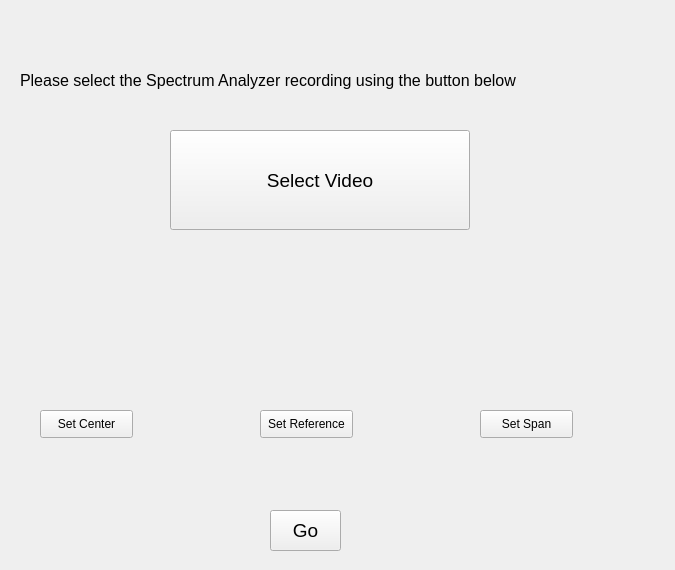
Before: the Qt Designer form pyqt.ui in AnthonyDeSantiago/Spectrum_Analyzer_Tool, drawn with Qt 5.
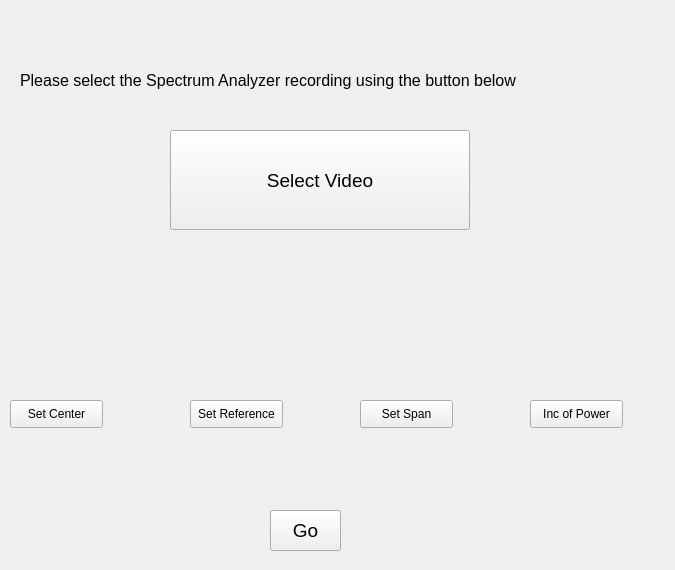
After: the same form once the commit is applied.

Commit message: added increments of power

The edit to the form file:
```diff
--- a/pyqt.ui
+++ b/pyqt.ui
@@ -70,8 +70,8 @@
   <widget class="QPushButton" name="pushButton_2">
    <property name="geometry">
     <rect>
-     <x>40</x>
-     <y>410</y>
+     <x>10</x>
+     <y>400</y>
      <width>93</width>
      <height>28</height>
     </rect>
@@ -83,8 +83,8 @@
   <widget class="QPushButton" name="pushButton_3">
    <property name="geometry">
     <rect>
-     <x>260</x>
-     <y>410</y>
+     <x>190</x>
+     <y>400</y>
      <width>93</width>
      <height>28</height>
     </rect>
@@ -96,8 +96,8 @@
   <widget class="QPushButton" name="pushButton_4">
    <property name="geometry">
     <rect>
-     <x>480</x>
-     <y>410</y>
+     <x>360</x>
+     <y>400</y>
      <width>93</width>
      <height>28</height>
     </rect>
@@ -109,9 +109,9 @@
   <widget class="QLabel" name="label_6">
    <property name="geometry">
     <rect>
-     <x>40</x>
-     <y>450</y>
-     <width>181</width>
+     <x>10</x>
+     <y>440</y>
+     <width>151</width>
      <height>16</height>
     </rect>
    </property>
@@ -122,9 +122,9 @@
   <widget class="QLabel" name="label_7">
    <property name="geometry">
     <rect>
-     <x>260</x>
-     <y>450</y>
-     <width>201</width>
+     <x>190</x>
+     <y>440</y>
+     <width>151</width>
      <height>16</height>
     </rect>
    </property>
@@ -135,9 +135,9 @@
   <widget class="QLabel" name="label_8">
    <property name="geometry">
     <rect>
-     <x>480</x>
-     <y>450</y>
-     <width>181</width>
+     <x>360</x>
+     <y>440</y>
+     <width>161</width>
      <height>16</height>
     </rect>
    </property>
@@ -163,6 +163,32 @@
     <string>Go</string>
    </property>
   </widget>
+  <widget class="QPushButton" name="pushButton_6">
+   <property name="geometry">
+    <rect>
+     <x>530</x>
+     <y>400</y>
+     <width>93</width>
+     <height>28</height>
+    </rect>
+   </property>
+   <property name="text">
+    <string>Inc of Power</string>
+   </property>
+  </widget>
+  <widget class="QLabel" name="label_9">
+   <property name="geometry">
+    <rect>
+     <x>530</x>
+     <y>440</y>
+     <width>141</width>
+     <height>16</height>
+    </rect>
+   </property>
+   <property name="text">
+    <string/>
+   </property>
+  </widget>
  </widget>
  <resources/>
  <connections/>
```
The commit also changes 2 other files.
